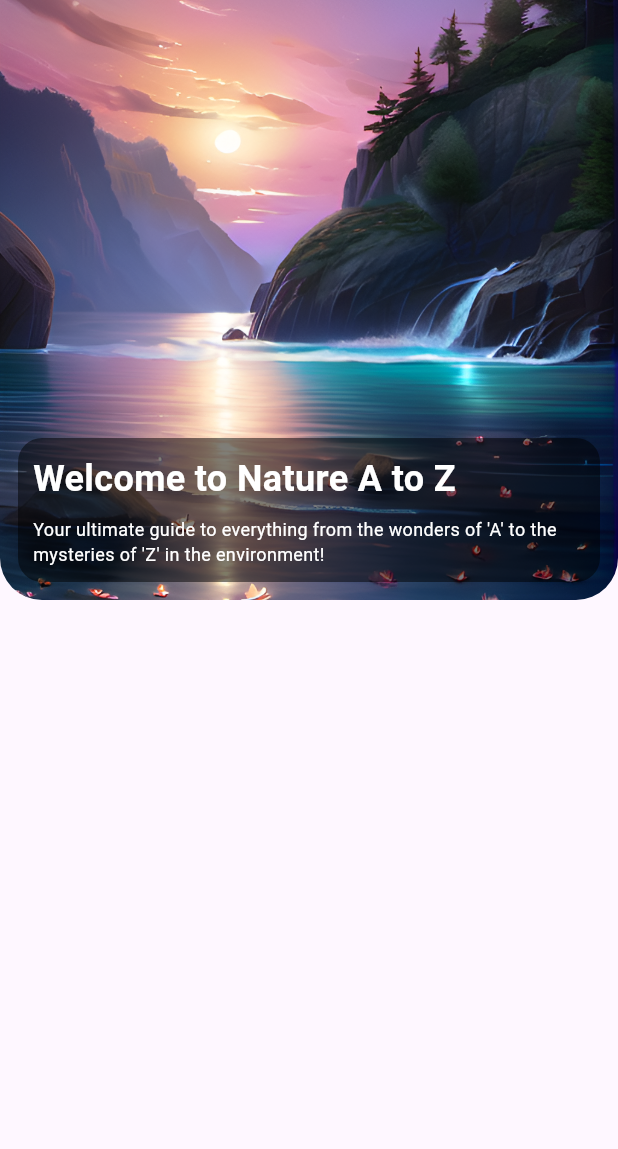
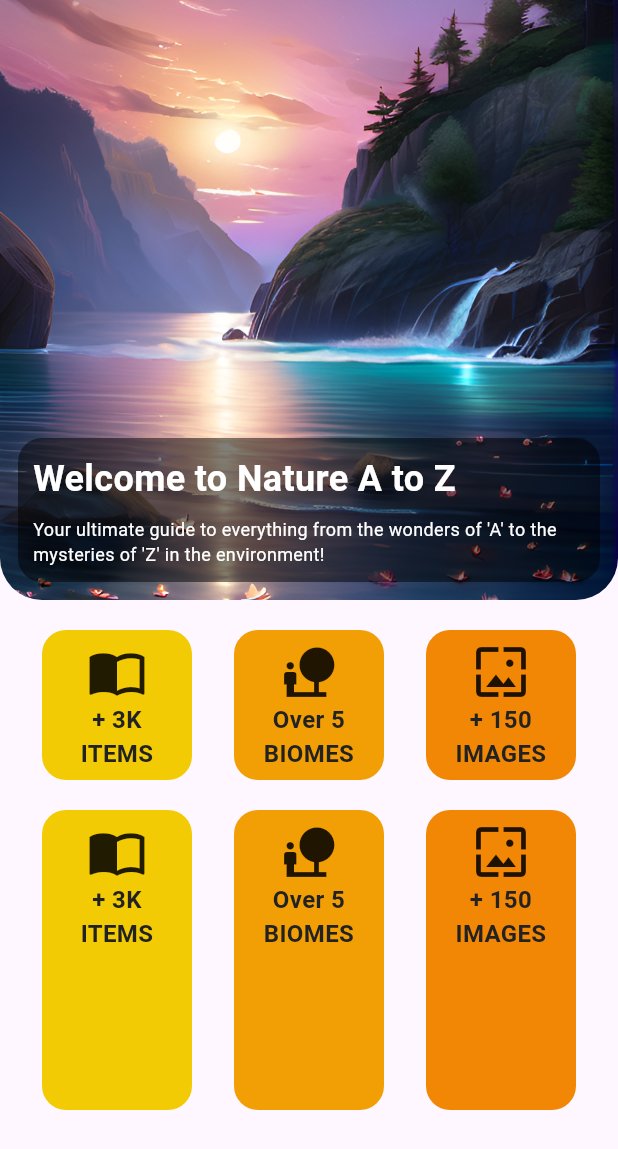
Before and after one commit to gusperandio/nature_flutter, a Flutter app: the screen it shows after launch, after a tap on "Start", on a phone screen of 412 x 824 dp. Shown: the top 1149 px of the screen. Run offline on Flutter 3.47's test engine with Material 3 defaults, Android fonts, the phone set to English and light mode, and no system bars; our stand-ins replace flutter_svg.

Commit message:
Commit Home page incomplete

```diff
--- a/lib/pages/home_screen.dart
+++ b/lib/pages/home_screen.dart
@@ -3,26 +3,16 @@ import 'package:flutter/services.dart';
 import 'package:natureatoz/providers/language_provider.dart';
 import 'package:provider/provider.dart';
 import 'dart:math';
-// class HomeScreen extends StatefulWidget {
-//   const HomeScreen({super.key});
-
-//   @override
-//   State<HomeScreen> createState() => _HomeScreenState();
-// }
-
-// class _HomeScreenState extends State<HomeScreen> {
-//   @override
-//   Widget build(BuildContext context) {
-//     return const Placeholder();
-//   }
-// }
 
 class HomeScreen extends StatelessWidget {
   const HomeScreen({super.key});
 
+  void stringsTrative() {}
+
   @override
   Widget build(BuildContext context) {
     SystemChrome.setEnabledSystemUIMode(SystemUiMode.immersive);
+
     var rng = Random();
     String wpp = '';
     switch (rng.nextInt(3)) {
@@ -37,7 +27,9 @@ class HomeScreen extends StatelessWidget {
         break;
     }
 
-    final language = context.watch<LanguageProvider>().language;
+    final language = context.watch<LanguageProvider>().language == "En-US";
+    final _texts = getLocalizedTexts(language);
+
     return Scaffold(
       body: Column(
         children: [
@@ -72,9 +64,7 @@ class HomeScreen extends StatelessWidget {
                         crossAxisAlignment: CrossAxisAlignment.start,
                         children: [
                           Text(
-                            language == 'En-US'
-                                ? 'Welcome to Nature A to Z'
-                                : 'Bem-vindo a Nature de A a Z',
+                            _texts['title']!,
                             style: const TextStyle(
                               color: Colors.white,
                               fontSize: 24,
@@ -83,9 +73,7 @@ class HomeScreen extends StatelessWidget {
                           ),
                           const SizedBox(height: 8),
                           Text(
-                            language == 'En-US'
-                                ? "Your ultimate guide to everything from the wonders of 'A' to the mysteries of 'Z' in the environment!"
-                                : "Seu guia definitivo para tudo, desde as maravilhas do 'A' até os mistérios do 'Z' no ambiente!",
+                            _texts['subTitle']!,
                             style: const TextStyle(
                               color: Colors.white,
                               fontSize: 12,
@@ -97,8 +85,177 @@ class HomeScreen extends StatelessWidget {
               ),
             ],
           ),
+          const SizedBox(height: 20),
+          Center(
+            child: Row(
+              mainAxisSize: MainAxisSize.max,
+              mainAxisAlignment: MainAxisAlignment.spaceEvenly,
+              children: <Widget>[
+                Container(
+                  width: 100,
+                  height: 100,
+                  decoration: BoxDecoration(
+                      color: const Color(0xFFF2CB05),
+                      borderRadius: BorderRadius.circular(16)),
+                  child: Column(
+                    children: [
+                      const SizedBox(height: 8),
+                      const Icon(
+                        Icons.import_contacts,
+                        size: 40,
+                      ),
+                      Text(_texts['card1']!,
+                          textAlign: TextAlign.center,
+                          style: const TextStyle(
+                            color: Color(0xFF222222),
+                            fontSize: 16,
+                            fontWeight: FontWeight.w600,
+                          )),
+                    ],
+                  ),
+                ),
+                Container(
+                  width: 100,
+                  height: 100,
+                  decoration: BoxDecoration(
+                      color: const Color(0xFFF29F05),
+                      borderRadius: BorderRadius.circular(16)),
+                  child: Column(
+                    children: [
+                      const SizedBox(height: 8),
+                      const Icon(
+                        Icons.nature_people,
+                        size: 40,
+                      ),
+                      Text(_texts['card2']!,
+                          textAlign: TextAlign.center,
+                          style: const TextStyle(
+                            color: Color(0xFF222222),
+                            fontSize: 16,
+                            fontWeight: FontWeight.w600,
+                          )),
+                    ],
+                  ),
+                ),
+                Container(
+                  width: 100,
+                  height: 100,
+                  decoration: BoxDecoration(
+                      color: const Color(0xFFF28705),
+                      borderRadius: BorderRadius.circular(16)),
+                  child: Column(
+                    children: [
+                      const SizedBox(height: 8),
+                      const Icon(
+                        Icons.wallpaper,
+                        size: 40,
+                      ),
+                      Text(_texts['card3']!,
+                          textAlign: TextAlign.center,
+                          style: const TextStyle(
+                            color: Color(0xFF222222),
+                            fontSize: 16,
+                            fontWeight: FontWeight.w600,
+                          )),
+                    ],
+                  ),
+                ),
+              ],
+            ),
+          ),
+          const SizedBox(height: 20),
+          Center(
+            child: Row(
+              mainAxisSize: MainAxisSize.max,
+              mainAxisAlignment: MainAxisAlignment.spaceEvenly,
+              children: <Widget>[
+                Container(
+                  width: 100,
+                  height: 200,
+                  decoration: BoxDecoration(
+                      color: const Color(0xFFF2CB05),
+                      borderRadius: BorderRadius.circular(16)),
+                  child: Column(
+                    children: [
+                      const SizedBox(height: 8),
+                      const Icon(
+                        Icons.import_contacts,
+                        size: 40,
+                      ),
+                      Text(_texts['card1']!,
+                          textAlign: TextAlign.center,
+                          style: const TextStyle(
+                            color: Color(0xFF222222),
+                            fontSize: 16,
+                            fontWeight: FontWeight.w600,
+                          )),
+                    ],
+                  ),
+                ),
+                Container(
+                  width: 100,
+                  height: 200,
+                  decoration: BoxDecoration(
+                      color: const Color(0xFFF29F05),
+                      borderRadius: BorderRadius.circular(16)),
+                  child: Column(
+                    children: [
+                      const SizedBox(height: 8),
+                      const Icon(
+                        Icons.nature_people,
+                        size: 40,
+                      ),
+                      Text(_texts['card2']!,
+                          textAlign: TextAlign.center,
+                          style: const TextStyle(
+                            color: Color(0xFF222222),
+                            fontSize: 16,
+                            fontWeight: FontWeight.w600,
+                          )),
+                    ],
+                  ),
+                ),
+                Container(
+                  width: 100,
+                  height: 200,
+                  decoration: BoxDecoration(
+                      color: const Color(0xFFF28705),
+                      borderRadius: BorderRadius.circular(16)),
+                  child: Column(
+                    children: [
+                      const SizedBox(height: 8),
+                      const Icon(
+                        Icons.wallpaper,
+                        size: 40,
+                      ),
+                      Text(_texts['card3']!,
+                          textAlign: TextAlign.center,
+                          style: const TextStyle(
+                            color: Color(0xFF222222),
+                            fontSize: 16,
+                            fontWeight: FontWeight.w600,
+                          )),
+                    ],
+                  ),
+                ),
+              ],
+            ),
+          )
         ],
       ),
     );
   }
+
+  Map<String, String> getLocalizedTexts(bool language) {
+    return {
+      'title':
+          language ? "Welcome to Nature A to Z" : "Bem-vindo a Nature de A a Z",
+      'subTitle': language
+          ? "Your ultimate guide to everything from the wonders of 'A' to the mysteries of 'Z' in the environment!"
+          : "Seu guia definitivo para tudo, desde as maravilhas do 'A' até os mistérios do 'Z' no ambiente!",
+      'card1': language ? "+ 3K \nITEMS" : "+ 3Mil \nITEMS",
+      'card2': language ? "Over 5 \nBIOMES" : "Mais de 5\n BIOMAS",
+      'card3': language ? "+ 150 \nIMAGES" : "+ 150 \nIMAGENS",
+    };
+  }
 }
--- a/lib/pages/splash_screen.dart
+++ b/lib/pages/splash_screen.dart
@@ -58,7 +58,7 @@ class _SplashScreenState extends State<SplashScreen>
 
     _offsetAnimation = Tween<Offset>(
       begin: const Offset(0, 1), // posição inicial (abaixo)
-      end: const Offset(0, -200), // posição final (no topo)
+      end: const Offset(0, -120), // posição final (no topo)
     ).animate(CurvedAnimation(
       parent: _controller,
       curve: Curves.easeInOut, // curva de animação
@@ -115,7 +115,7 @@ class _SplashScreenState extends State<SplashScreen>
                   );
                 },
                 child: Image.asset(
-                  'assets/sebrae.png',
+                  'assets/logo.png',
                   width: 350,
                   height: 350,
                 ),
@@ -195,7 +195,7 @@ class _SplashScreenState extends State<SplashScreen>
                     ],
                   )
                 : const SizedBox(
-                    height: 125,
+                    height: 130,
                   ),
             // DropdownButton
           ],
```
